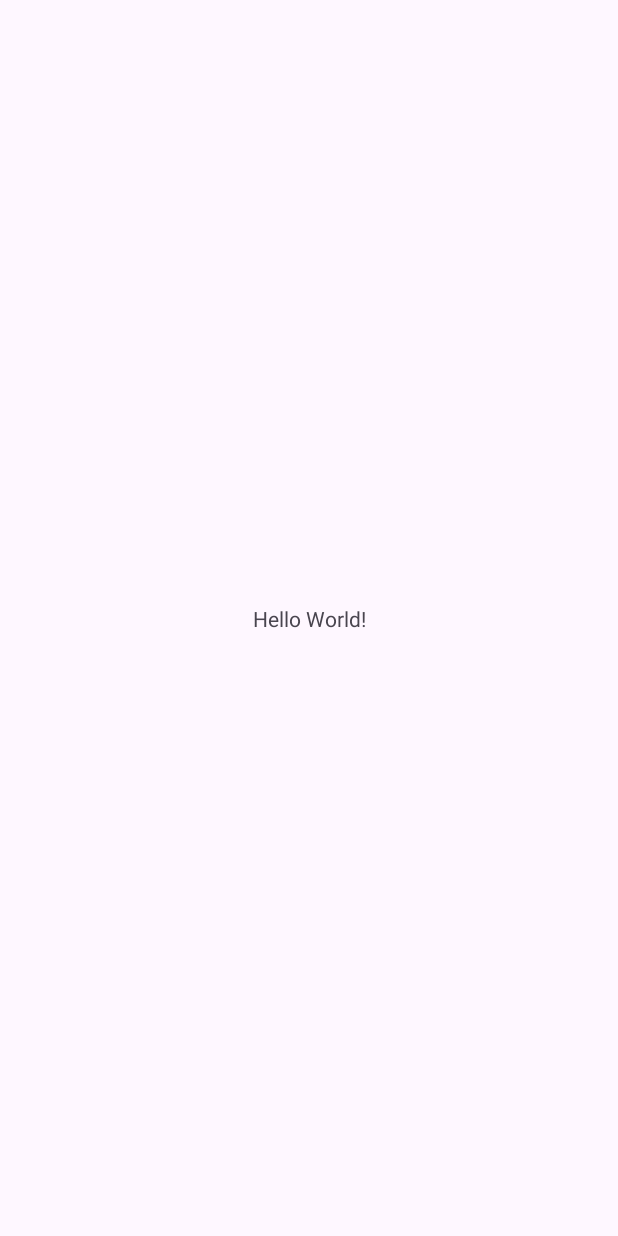
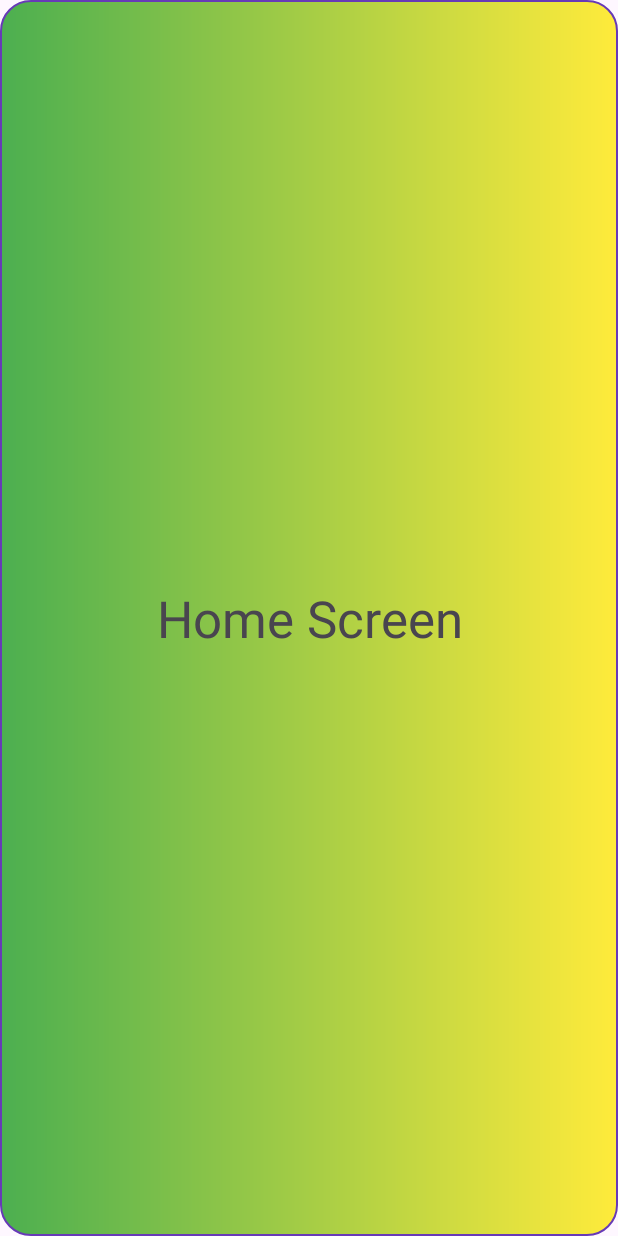
Before and after one commit to kietpt2003/PRM392_Orchidora, an Android app: the screen it shows after launch (MainActivity before the commit, HomeScreen after it), on a phone screen of 412 x 824 dp. Before the commit the screen is almost empty. Run offline under Robolectric (Android 15) with nearby library versions, the phone set to English and light mode, and no system bars.

Commit message:
create code structure

```diff
--- a/app/src/main/java/com/example/prm391_orchidora/MainActivity.java
+++ b/app/src/main/java/com/example/prm391_orchidora/Screens/Auth/LoginScreen.java
@@ -1,4 +1,4 @@
-package com.example.prm391_orchidora;
+package com.example.prm391_orchidora.Screens.Auth;
 
 import android.os.Bundle;
 
@@ -8,13 +8,14 @@ import androidx.core.graphics.Insets;
 import androidx.core.view.ViewCompat;
 import androidx.core.view.WindowInsetsCompat;
 
-public class MainActivity extends AppCompatActivity {
+import com.example.prm391_orchidora.R;
 
+public class LoginScreen extends AppCompatActivity {
     @Override
     protected void onCreate(Bundle savedInstanceState) {
         super.onCreate(savedInstanceState);
         EdgeToEdge.enable(this);
-        setContentView(R.layout.activity_main);
+        setContentView(R.layout.login_layout);
         ViewCompat.setOnApplyWindowInsetsListener(findViewById(R.id.main), (v, insets) -> {
             Insets systemBars = insets.getInsets(WindowInsetsCompat.Type.systemBars());
             v.setPadding(systemBars.left, systemBars.top, systemBars.right, systemBars.bottom);
--- /dev/null
+++ b/app/src/main/java/com/example/prm391_orchidora/Screens/Home/HomeScreen.java
@@ -0,0 +1,26 @@
+package com.example.prm391_orchidora.Screens.Home;
+
+import android.os.Bundle;
+
+import androidx.activity.EdgeToEdge;
+import androidx.appcompat.app.AppCompatActivity;
+import androidx.core.graphics.Insets;
+import androidx.core.view.ViewCompat;
+import androidx.core.view.WindowInsetsCompat;
+
+import com.example.prm391_orchidora.R;
+
+public class HomeScreen extends AppCompatActivity {
+
+    @Override
+    protected void onCreate(Bundle savedInstanceState) {
+        super.onCreate(savedInstanceState);
+        EdgeToEdge.enable(this);
+        setContentView(R.layout.home_layout);
+        ViewCompat.setOnApplyWindowInsetsListener(findViewById(R.id.main), (v, insets) -> {
+            Insets systemBars = insets.getInsets(WindowInsetsCompat.Type.systemBars());
+            v.setPadding(systemBars.left, systemBars.top, systemBars.right, systemBars.bottom);
+            return insets;
+        });
+    }
+}
--- /dev/null
+++ b/app/src/main/res/drawable/home_background_linear.xml
@@ -0,0 +1,12 @@
+<?xml version="1.0" encoding="utf-8"?>
+<shape
+    android:shape="rectangle"
+    xmlns:android="http://schemas.android.com/apk/res/android">
+    <size android:width="100dp"
+        android:height="50dp"/>
+    <gradient android:startColor="#4CAF50"
+        android:endColor="#FFEB3B"/>
+    <corners android:radius="20dp"/>
+    <stroke android:color="#673AB7"
+        android:width="1dp"/>
+</shape>
--- a/app/src/main/res/layout/activity_main.xml
+++ /dev/null
@@ -1,19 +0,0 @@
-<?xml version="1.0" encoding="utf-8"?>
-<androidx.constraintlayout.widget.ConstraintLayout xmlns:android="http://schemas.android.com/apk/res/android"
-    xmlns:app="http://schemas.android.com/apk/res-auto"
-    xmlns:tools="http://schemas.android.com/tools"
-    android:id="@+id/main"
-    android:layout_width="match_parent"
-    android:layout_height="match_parent"
-    tools:context=".MainActivity">
-
-    <TextView
-        android:layout_width="wrap_content"
-        android:layout_height="wrap_content"
-        android:text="Hello World!"
-        app:layout_constraintBottom_toBottomOf="parent"
-        app:layout_constraintEnd_toEndOf="parent"
-        app:layout_constraintStart_toStartOf="parent"
-        app:layout_constraintTop_toTopOf="parent" />
-
-</androidx.constraintlayout.widget.ConstraintLayout>
--- /dev/null
+++ b/app/src/main/res/layout/home_layout.xml
@@ -0,0 +1,17 @@
+<?xml version="1.0" encoding="utf-8"?>
+<LinearLayout xmlns:android="http://schemas.android.com/apk/res/android"
+    android:layout_width="match_parent"
+    android:layout_height="match_parent"
+    android:orientation="vertical"
+    android:id="@+id/main"
+    >
+
+    <TextView
+        android:id="@+id/textView"
+        android:layout_width="match_parent"
+        android:layout_height="match_parent"
+        android:gravity="center"
+        android:background="@drawable/home_background_linear"
+        android:text="Home Screen"
+        android:textSize="34sp" />
+</LinearLayout>
```
Also changed, not shown: app/src/main/AndroidManifest.xml (+13 -1 lines), app/src/main/java/com/example/prm391_orchidora/Models/Account.java (added, +12 -0 lines), app/src/main/java/com/example/prm391_orchidora/Screens/Auth/SignUpScreen.java (added, +25 -0 lines), app/src/main/java/com/example/prm391_orchidora/Screens/Cart/CartScreen.java (added, +25 -0 lines), app/src/main/java/com/example/prm391_orchidora/Screens/Profile/ProfileScreen.java (added, +25 -0 lines), app/src/main/java/com/example/prm391_orchidora/Services/AuthService.java (added, +7 -0 lines), app/src/main/java/com/example/prm391_orchidora/Services/CartService.java (added, +7 -0 lines), app/src/main/java/com/example/prm391_orchidora/Services/HomeService.java (added, +7 -0 lines), app/src/main/java/com/example/prm391_orchidora/Services/OrderService.java (added, +7 -0 lines), app/src/main/java/com/example/prm391_orchidora/Services/ProfileService.java (added, +7 -0 lines), app/src/main/res/drawable/auth_button.xml (added, +12 -0 lines), app/src/main/res/layout/cart_layout.xml (added, +16 -0 lines), app/src/main/res/layout/login_layout.xml (added, +26 -0 lines), app/src/main/res/layout/profile_layout.xml (added, +16 -0 lines), 1 more files.
